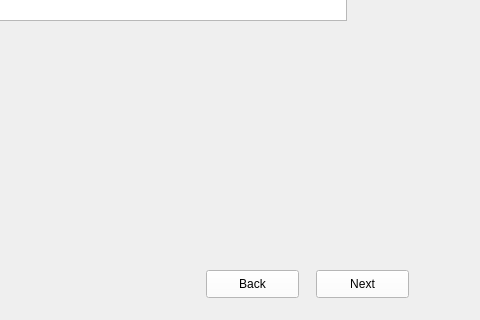
Old version of the form UI_design/LoginUI_Design/Instruction_Window.ui in the repository ApplyKCL/SNYProject; both pictures show x 544 to 1024 and y 280 to 600 of the 1024 by 600 pixel window.
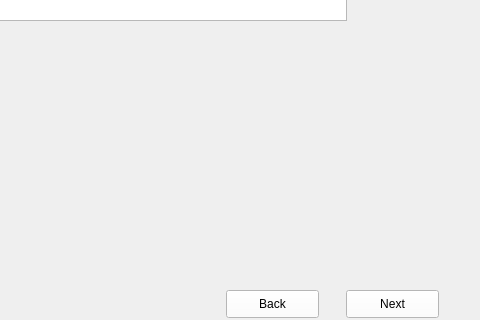
New version of the form. The open tabs and pages were chosen to show the change. Icons and pictures are not drawn.

```diff
--- a/UI_design/LoginUI_Design/Instruction_Window.ui
+++ b/UI_design/LoginUI_Design/Instruction_Window.ui
@@ -357,8 +357,8 @@
        <widget class="QPushButton" name="Mount_Piezo_Wafer_2_Next">
         <property name="geometry">
          <rect>
-          <x>860</x>
-          <y>550</y>
+          <x>890</x>
+          <y>570</y>
           <width>93</width>
           <height>28</height>
          </rect>
@@ -393,8 +393,8 @@
        <widget class="QPushButton" name="Mount_Piezo_Wafer_2_Back">
         <property name="geometry">
          <rect>
-          <x>750</x>
-          <y>550</y>
+          <x>770</x>
+          <y>570</y>
           <width>93</width>
           <height>28</height>
          </rect>
```
Left out of the diff: 232 changed lines with no effect on the pictures.
